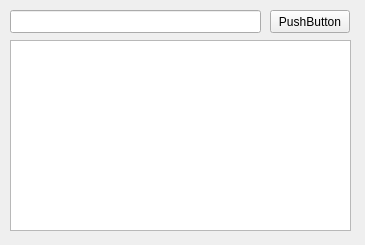
Old version of the form commander.ui in the repository koisto/commander.
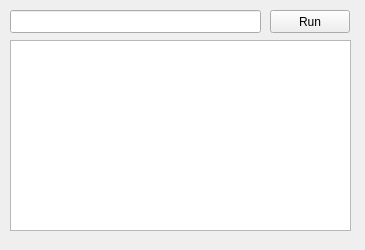
New version of the form.

Commit message: A set of improvements. Different colours for stdout and stderr. Exit status and error code reported. Controls disabled whilst command is running.

What changed in the file:
```diff
--- a/commander.ui
+++ b/commander.ui
@@ -7,7 +7,7 @@
     <x>0</x>
     <y>0</y>
     <width>365</width>
-    <height>245</height>
+    <height>250</height>
    </rect>
   </property>
   <property name="windowTitle">
@@ -24,7 +24,7 @@
      </rect>
     </property>
     <property name="text">
-     <string>PushButton</string>
+     <string>Run</string>
     </property>
    </widget>
    <widget class="QTextEdit" name="textEdit">
```
The commit also changes 2 other files.
